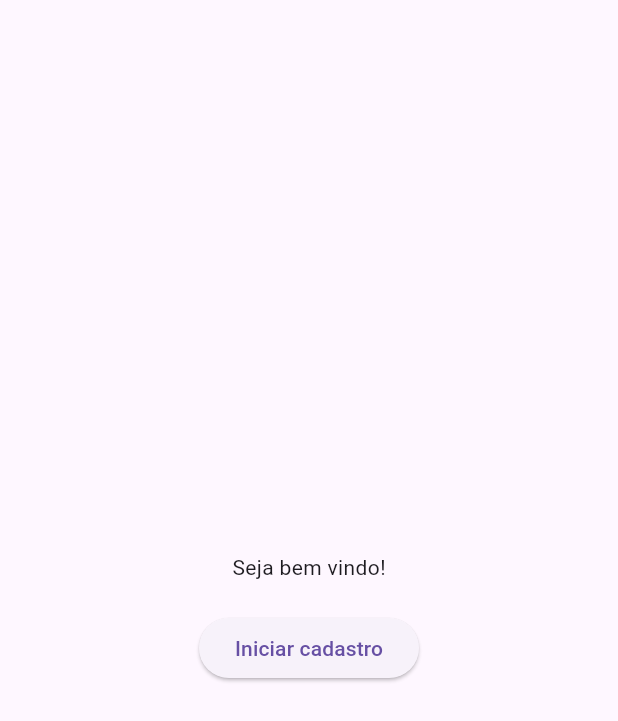
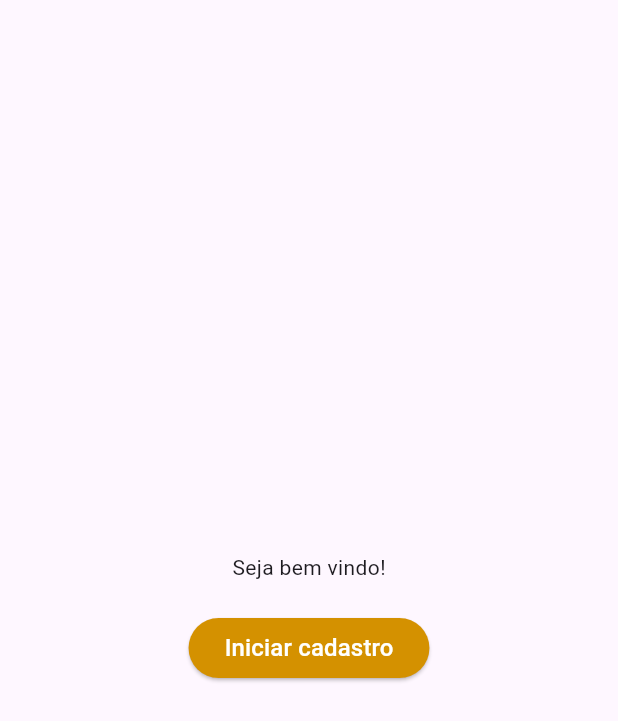
Before and after one commit to jooaonnz/App-Flutter, a Flutter app: the screen it shows after launch, on a phone screen of 412 x 824 dp. Shown: the top 721 px of the screen. Run offline on Flutter 3.47's test engine with Material 3 defaults, Android fonts, the phone set to English and light mode, and no system bars.

Commit message:
Cor do botão alterado

```diff
--- a/lib/features/auth/screens/welcomePage.dart
+++ b/lib/features/auth/screens/welcomePage.dart
@@ -13,12 +13,17 @@ class WelcomePage extends StatelessWidget {
             const Text('Seja bem vindo!'),
             const SizedBox(height: 20), // espaço entre texto e botão
             ElevatedButton(
-              style: ElevatedButton.styleFrom(),
+              style: ElevatedButton.styleFrom(
+                backgroundColor: Color(0xFFD49100),
+              ),
               onPressed: () {
                 // ação quando o botão for pressionado
                 print('Botão pressionado!');
               },
-              child: const Text('Iniciar cadastro'),
+              child: const Text(
+                'Iniciar cadastro',
+                style: TextStyle(fontSize: 16, color: Color(0xFFFFFFFF)),
+              ),
             ),
           ],
         ),
```
